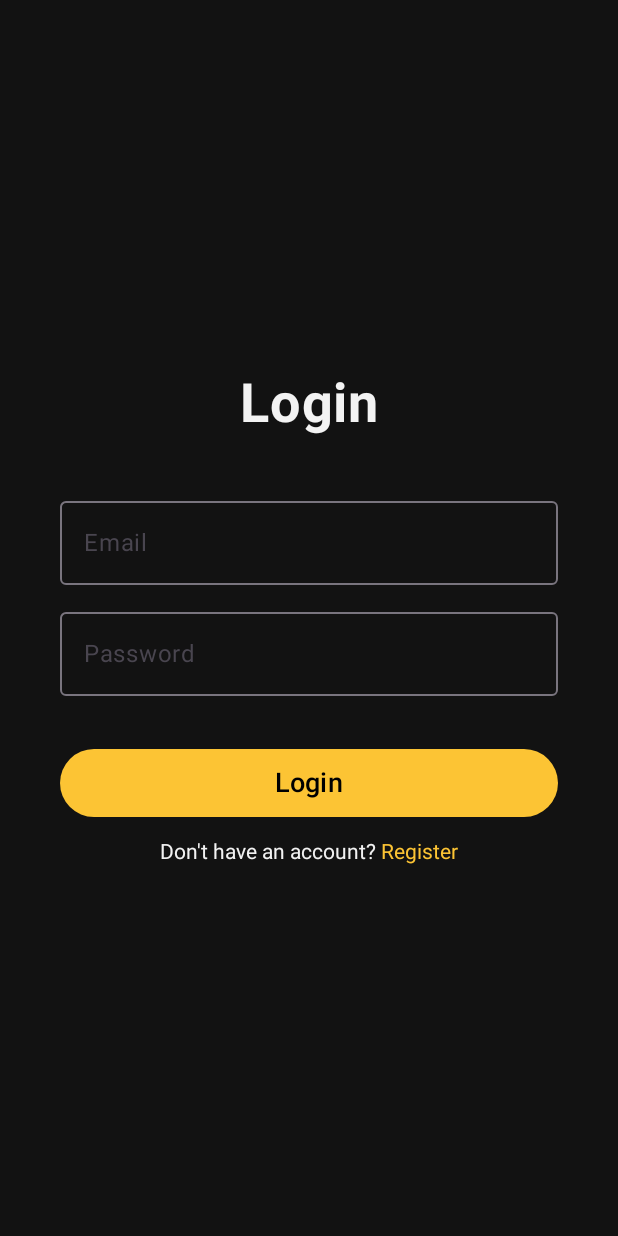
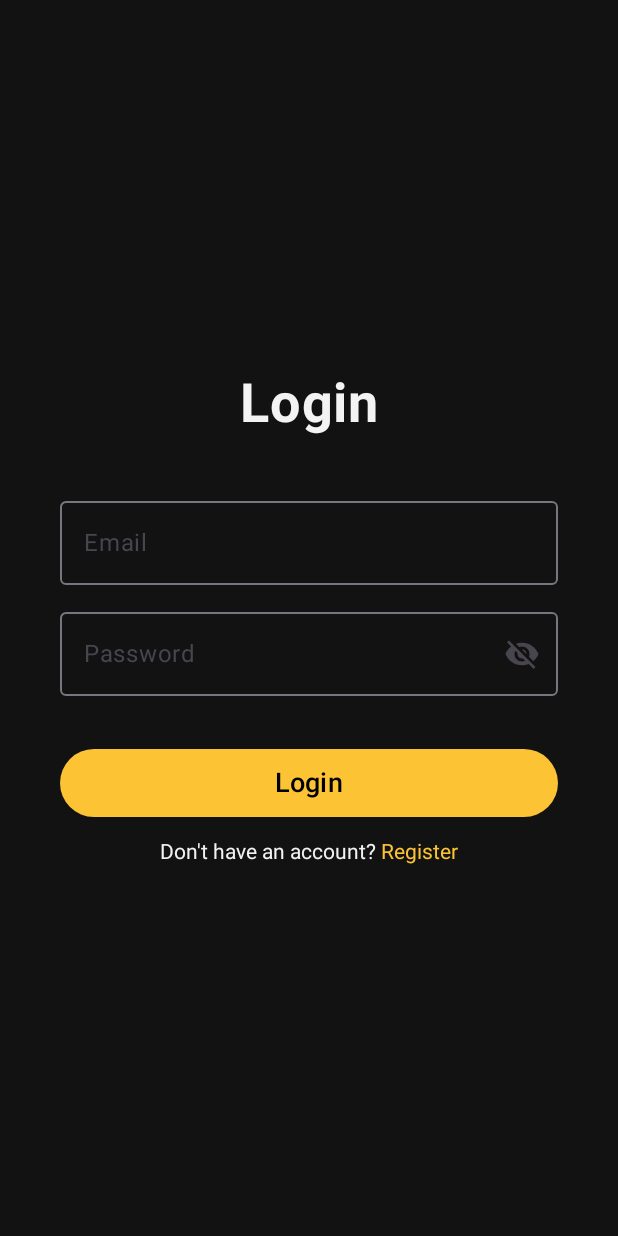
Before and after one commit to yusufksimsek/Bootcamp_FinalProject, an Android app built with Jetpack Compose: the screen it shows after launch (MainActivity), after a tap on "Login", on a phone screen of 412 x 824 dp. Run offline under Robolectric (Android 15) with nearby library versions, the light colour scheme and no system bars; our stand-ins replace Dagger/Hilt's generated code, Firebase (no records; nobody signed in at launch, a user with empty details on screens opened directly), Room's generated code, livedata-compose; libraries missing offline, so code that uses them is left out: com.chuckerteam.chucker; 4 statements that could not run were skipped.

Commit message:
Bug Fixed: Password will be invisible in Login&Register Screens, PasswordField file created and taken into components package.

```diff
--- a/app/src/main/java/com/example/bootcamp_finalproject/ui/screens/authorization/LoginScreen.kt
+++ b/app/src/main/java/com/example/bootcamp_finalproject/ui/screens/authorization/LoginScreen.kt
@@ -10,8 +10,11 @@ import androidx.compose.foundation.layout.fillMaxWidth
 import androidx.compose.foundation.layout.height
 import androidx.compose.foundation.layout.padding
 import androidx.compose.foundation.text.ClickableText
+import androidx.compose.material.icons.Icons
 import androidx.compose.material3.Button
 import androidx.compose.material3.ButtonDefaults
+import androidx.compose.material3.Icon
+import androidx.compose.material3.IconButton
 import androidx.compose.material3.OutlinedTextField
 import androidx.compose.material3.Text
 import androidx.compose.material3.TextButton
@@ -25,15 +28,21 @@ import androidx.compose.runtime.setValue
 import androidx.compose.ui.Alignment
 import androidx.compose.ui.Modifier
 import androidx.compose.ui.graphics.Color
+import androidx.compose.ui.graphics.vector.ImageVector
 import androidx.compose.ui.platform.LocalContext
+import androidx.compose.ui.res.painterResource
 import androidx.compose.ui.text.SpanStyle
 import androidx.compose.ui.text.buildAnnotatedString
 import androidx.compose.ui.text.font.FontWeight
+import androidx.compose.ui.text.input.PasswordVisualTransformation
+import androidx.compose.ui.text.input.VisualTransformation
 import androidx.compose.ui.text.style.TextDecoration
 import androidx.compose.ui.text.withStyle
 import androidx.compose.ui.unit.dp
 import androidx.compose.ui.unit.sp
 import androidx.navigation.NavController
+import com.example.bootcamp_finalproject.R
+import com.example.bootcamp_finalproject.ui.screens.authorization.components.PasswordField
 import com.example.bootcamp_finalproject.ui.theme.Colors
 import com.example.bootcamp_finalproject.ui.viewmodels.AuthState
 import com.example.bootcamp_finalproject.ui.viewmodels.AuthViewModel
@@ -87,14 +96,10 @@ fun LoginScreen(navController: NavController, authViewModel: AuthViewModel) {
 
         Spacer(modifier = Modifier.height(10.dp))
 
-        OutlinedTextField(
-            modifier = Modifier
-                .fillMaxWidth()
-                .padding(horizontal = 40.dp),
+        PasswordField(
             value = password,
-            onValueChange = {
-            password = it
-        }, label = { Text(text = "Password") })
+            onValueChange = { password = it }
+        )
 
         Spacer(modifier = Modifier.height(35.dp))
 
--- a/app/src/main/java/com/example/bootcamp_finalproject/ui/screens/authorization/RegisterScreen.kt
+++ b/app/src/main/java/com/example/bootcamp_finalproject/ui/screens/authorization/RegisterScreen.kt
@@ -32,6 +32,7 @@ import androidx.compose.ui.text.withStyle
 import androidx.compose.ui.unit.dp
 import androidx.compose.ui.unit.sp
 import androidx.navigation.NavController
+import com.example.bootcamp_finalproject.ui.screens.authorization.components.PasswordField
 import com.example.bootcamp_finalproject.ui.theme.Colors
 import com.example.bootcamp_finalproject.ui.viewmodels.AuthState
 import com.example.bootcamp_finalproject.ui.viewmodels.AuthViewModel
@@ -96,14 +97,10 @@ fun RegisterScreen(navController: NavController, authViewModel: AuthViewModel) {
 
         Spacer(modifier = Modifier.height(10.dp))
 
-        OutlinedTextField(
-            modifier = Modifier
-                .fillMaxWidth()
-                .padding(horizontal = 40.dp),
+        PasswordField(
             value = password,
-            onValueChange = {
-            password = it
-        }, label = { Text(text = "Password") } )
+            onValueChange = { password = it }
+        )
 
         Spacer(modifier = Modifier.height(35.dp))
 
--- /dev/null
+++ b/app/src/main/java/com/example/bootcamp_finalproject/ui/screens/authorization/components/PasswordField.kt
@@ -0,0 +1,44 @@
+package com.example.bootcamp_finalproject.ui.screens.authorization.components
+
+import androidx.compose.foundation.layout.fillMaxWidth
+import androidx.compose.foundation.layout.padding
+import androidx.compose.material3.Icon
+import androidx.compose.material3.IconButton
+import androidx.compose.material3.OutlinedTextField
+import androidx.compose.material3.Text
+import androidx.compose.runtime.Composable
+import androidx.compose.runtime.getValue
+import androidx.compose.runtime.mutableStateOf
+import androidx.compose.runtime.remember
+import androidx.compose.runtime.setValue
+import androidx.compose.ui.Modifier
+import androidx.compose.ui.res.painterResource
+import androidx.compose.ui.text.input.PasswordVisualTransformation
+import androidx.compose.ui.text.input.VisualTransformation
+import androidx.compose.ui.unit.dp
+import com.example.bootcamp_finalproject.R
+
+@Composable
+fun PasswordField(
+    value: String,
+    onValueChange: (String) -> Unit
+) {
+    var isPasswordVisible by remember { mutableStateOf(false) }
+
+    OutlinedTextField(
+        value = value,
+        onValueChange = onValueChange,
+        label = { Text(text = "Password") },
+        visualTransformation = if (isPasswordVisible) VisualTransformation.None else PasswordVisualTransformation(),
+        modifier = Modifier.fillMaxWidth().padding(horizontal = 40.dp),
+        trailingIcon = {
+            IconButton(onClick = { isPasswordVisible = !isPasswordVisible }) {
+                val visibilityIcon = if (isPasswordVisible) R.drawable.visibility_icon else R.drawable.visibility_off_icon
+                Icon(
+                    painter = painterResource(id = visibilityIcon),
+                    contentDescription = if (isPasswordVisible) "Hide password" else "Show password"
+                )
+            }
+        }
+    )
+}
--- /dev/null
+++ b/app/src/main/res/drawable/visibility_icon.xml
@@ -0,0 +1,5 @@
+<vector xmlns:android="http://schemas.android.com/apk/res/android" android:height="24dp" android:tint="#F3F3F3" android:viewportHeight="24" android:viewportWidth="24" android:width="24dp">
+
+    <path android:fillColor="@android:color/white" android:pathData="M12,4.5C7,4.5 2.73,7.61 1,12c1.73,4.39 6,7.5 11,7.5s9.27,-3.11 11,-7.5c-1.73,-4.39 -6,-7.5 -11,-7.5zM12,17c-2.76,0 -5,-2.24 -5,-5s2.24,-5 5,-5 5,2.24 5,5 -2.24,5 -5,5zM12,9c-1.66,0 -3,1.34 -3,3s1.34,3 3,3 3,-1.34 3,-3 -1.34,-3 -3,-3z"/>
+
+</vector>
--- /dev/null
+++ b/app/src/main/res/drawable/visibility_off_icon.xml
@@ -0,0 +1,5 @@
+<vector xmlns:android="http://schemas.android.com/apk/res/android" android:height="24dp" android:tint="#F3F3F3" android:viewportHeight="24" android:viewportWidth="24" android:width="24dp">
+
+    <path android:fillColor="@android:color/white" android:pathData="M12,7c2.76,0 5,2.24 5,5 0,0.65 -0.13,1.26 -0.36,1.83l2.92,2.92c1.51,-1.26 2.7,-2.89 3.43,-4.75 -1.73,-4.39 -6,-7.5 -11,-7.5 -1.4,0 -2.74,0.25 -3.98,0.7l2.16,2.16C10.74,7.13 11.35,7 12,7zM2,4.27l2.28,2.28 0.46,0.46C3.08,8.3 1.78,10.02 1,12c1.73,4.39 6,7.5 11,7.5 1.55,0 3.03,-0.3 4.38,-0.84l0.42,0.42L19.73,22 21,20.73 3.27,3 2,4.27zM7.53,9.8l1.55,1.55c-0.05,0.21 -0.08,0.43 -0.08,0.65 0,1.66 1.34,3 3,3 0.22,0 0.44,-0.03 0.65,-0.08l1.55,1.55c-0.67,0.33 -1.41,0.53 -2.2,0.53 -2.76,0 -5,-2.24 -5,-5 0,-0.79 0.2,-1.53 0.53,-2.2zM11.84,9.02l3.15,3.15 0.02,-0.16c0,-1.66 -1.34,-3 -3,-3l-0.17,0.01z"/>
+
+</vector>
```
